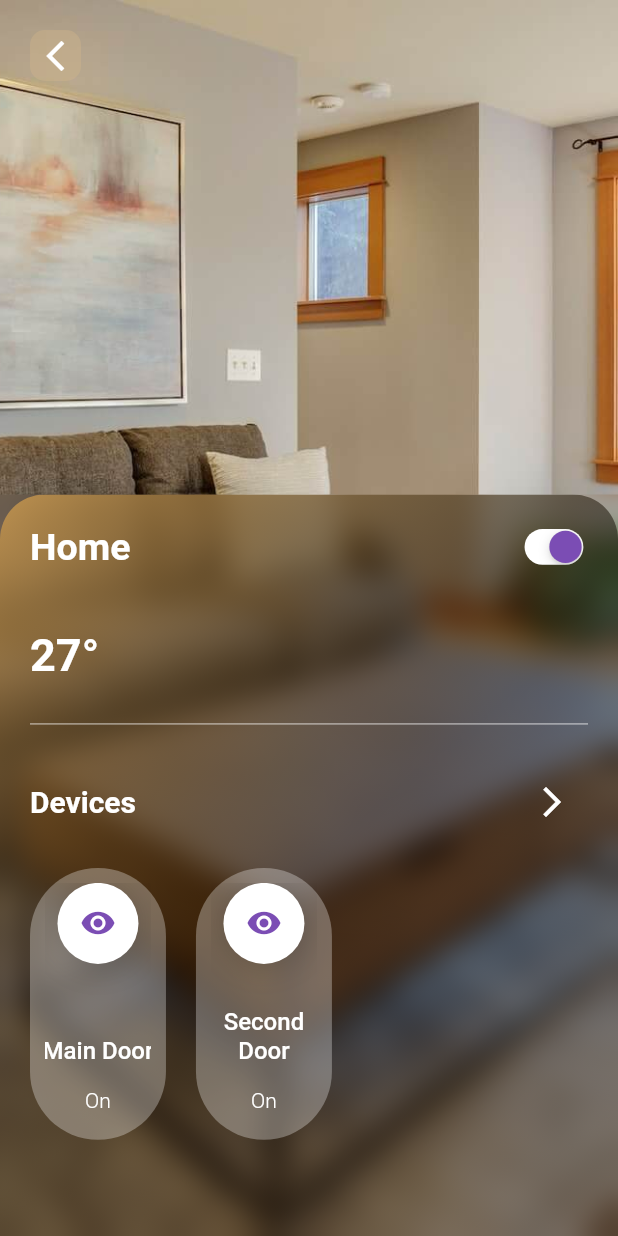
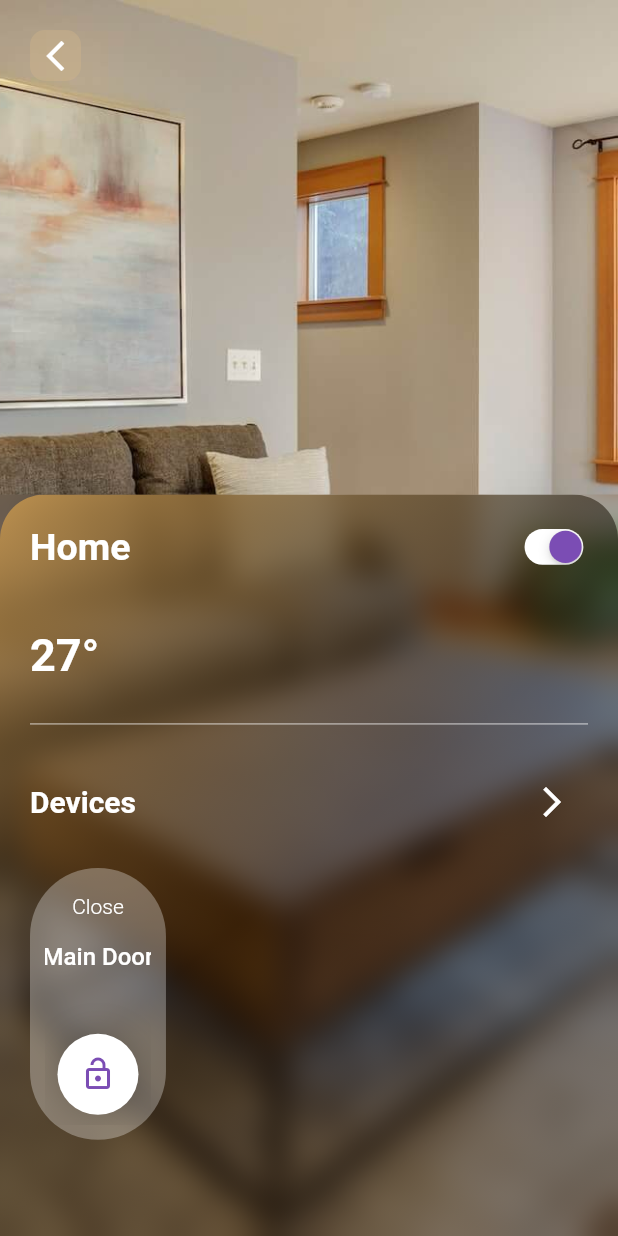
Before and after one commit to Bachhoang2001/App-for-smart-house, a Flutter app: the HomeScreen screen opened by its route, after a tap on "Devices in Home", on a phone screen of 412 x 824 dp. Run offline on Flutter 3.47's test engine with Material 2 defaults, Android fonts, the phone set to English and light mode, and no system bars; our stand-ins replace cloud_firestore, firebase_auth, firebase_core, firebase_database, firebase_storage, flutter_svg and 3 more; missing offline and left inert: dart:ffi, dart:html, flutter_webview_plugin, webview_flutter_android; accounts and stored records are empty; network calls fail.

Commit message:
Open/Close the door from app

```diff
--- a/lib/models/home.dart
+++ b/lib/models/home.dart
@@ -27,9 +27,8 @@ class HomeModel {
 
     List<DeviceInHome>? devicesList;
     if (devicesJson != null) {
-      devicesList = devicesJson
-          .map((device) => DeviceInHome.fromJson(device))
-          .toList();
+      devicesList =
+          devicesJson.map((device) => DeviceInHome.fromJson(device)).toList();
     }
 
     return HomeModel(
@@ -93,7 +92,6 @@ class DeviceInHome {
   }
 }
 
-
 class User {
   String imagePath;
   String name;
@@ -130,7 +128,6 @@ class User {
   }
 }
 
-
 HomeModel smartHome = HomeModel(
   homeImage: "assets/images/living_room.jpg",
   homeTemperature: "27°",
@@ -140,12 +137,6 @@ HomeModel smartHome = HomeModel(
   devices: [
     DeviceInHome(
       deviceName: "Main Door",
-      iconOn: Icons.visibility,
-      iconOff: Icons.visibility_off,
-      deviceStatus: true,
-    ),
-    DeviceInHome(
-      deviceName: "Second Door",
       iconOn: Icons.visibility,
       iconOff: Icons.visibility_off,
       deviceStatus: true,
--- a/lib/pages/components/divice_switch.dart
+++ b/lib/pages/components/divice_switch.dart
@@ -1,5 +1,9 @@
+import 'dart:async';
+import 'dart:ffi';
+
 import 'package:door_manager/constants.dart';
 import 'package:door_manager/models/home.dart';
+import 'package:firebase_database/firebase_database.dart';
 import 'package:flutter/material.dart';
 
 class DeviceSwitch extends StatefulWidget {
@@ -10,17 +14,61 @@ class DeviceSwitch extends StatefulWidget {
 }
 
 class _DeviceSwitchState extends State<DeviceSwitch> {
+  late DatabaseReference _databaseRef;
+  bool _statusDevice = false;
+
+  @override
+  void initState() {
+    super.initState();
+    _databaseRef =
+        FirebaseDatabase.instance.ref().child("HomeModel/devices/statusDevice");
+    _fetchStatusDevice();
+  }
+
+  Future<void> _fetchStatusDevice() async {
+    DatabaseEvent event = await _databaseRef.once();
+    if (event.snapshot != null) {
+      bool? value = event.snapshot.value as bool?;
+      if (value != null) {
+        setState(() {
+          _statusDevice = value;
+        });
+      }
+    }
+  }
+
   @override
   Widget build(BuildContext context) {
-    final Size size = MediaQuery.of(context).size;
+    final size = MediaQuery.of(context).size;
     final DeviceInHome data = this.widget.data;
     final Duration _duration = Duration(milliseconds: 300);
 
     return GestureDetector(
       onTap: () {
         setState(() {
-          data.deviceStatus = !data.deviceStatus;
+          _statusDevice = !_statusDevice;
+          DatabaseReference pushRef = FirebaseDatabase.instance
+              .ref()
+              .child("HomeModel/devices/statusDevice");
+          pushRef.set(_statusDevice).then((_) {
+            print("statusDevice value updated successfully.");
+          }).catchError((error) {
+            print("Failed to update statusDevice value: $error");
+          });
         });
+        if (_statusDevice == true) {
+          Timer(Duration(seconds: 10), () {
+            _statusDevice = false;
+            DatabaseReference pushRefAgain = FirebaseDatabase.instance
+                .ref()
+                .child("HomeModel/devices/statusDevice");
+            pushRefAgain.set(_statusDevice).then((_) {
+              print("statusDevice value updated successfully.");
+            }).catchError((error) {
+              print("Failed to update statusDevice value: $error");
+            });
+          });
+        }
       },
       child: Container(
         width: size.width * 0.22,
@@ -33,7 +81,7 @@ class _DeviceSwitchState extends State<DeviceSwitch> {
           alignment: Alignment.center,
           children: [
             AnimatedPositioned(
-              top: !data.deviceStatus ? 0 : -size.height * 0.22 / 2,
+              top: !_statusDevice ? 0 : -size.height * 0.22 / 2,
               duration: _duration,
               child: Column(
                 children: [
@@ -43,7 +91,7 @@ class _DeviceSwitchState extends State<DeviceSwitch> {
               ),
             ),
             AnimatedPositioned(
-              bottom: data.deviceStatus ? 0 : -size.height * 0.22 / 2,
+              bottom: _statusDevice ? 0 : -size.height * 0.22 / 2,
               duration: _duration,
               child: Column(
                 children: [
@@ -53,7 +101,7 @@ class _DeviceSwitchState extends State<DeviceSwitch> {
               ),
             ),
             AnimatedPositioned(
-              top: data.deviceStatus ? 0 : (size.height * 0.22 / 2) + 10,
+              top: _statusDevice ? 0 : (size.height * 0.22 / 2) + 10,
               duration: _duration,
               child: Container(
                 padding: const EdgeInsets.all(15),
@@ -67,7 +115,7 @@ class _DeviceSwitchState extends State<DeviceSwitch> {
                       ),
                     ]),
                 child: Icon(
-                  data.deviceStatus ? data.iconOn : data.iconOff,
+                  _statusDevice ? Icons.lock_outline : Icons.lock_open_outlined,
                   color: KMainText,
                 ),
               ),
@@ -78,7 +126,7 @@ class _DeviceSwitchState extends State<DeviceSwitch> {
     );
   }
 
-  Container _deviceName(Size size, DeviceInHome data) {
+  Container _deviceName(size, DeviceInHome data) {
     return Container(
       margin: const EdgeInsets.all(8.0),
       width: size.width * 0.22 - 16,
@@ -101,7 +149,7 @@ class _DeviceSwitchState extends State<DeviceSwitch> {
     return Padding(
       padding: const EdgeInsets.all(8.0),
       child: Text(
-        data.deviceStatus ? "On" : "Off",
+        _statusDevice ? "Open" : "Close",
         style: const TextStyle(
           color: Colors.white,
           fontWeight: FontWeight.w300,
```
Also changed, not shown: 1 other file.
